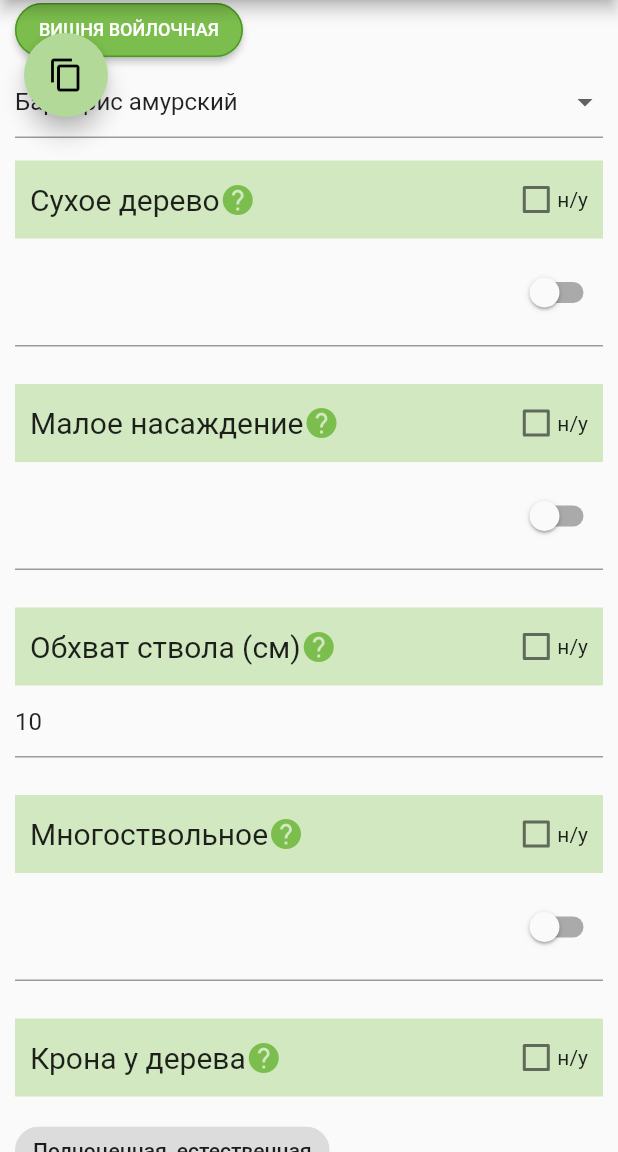
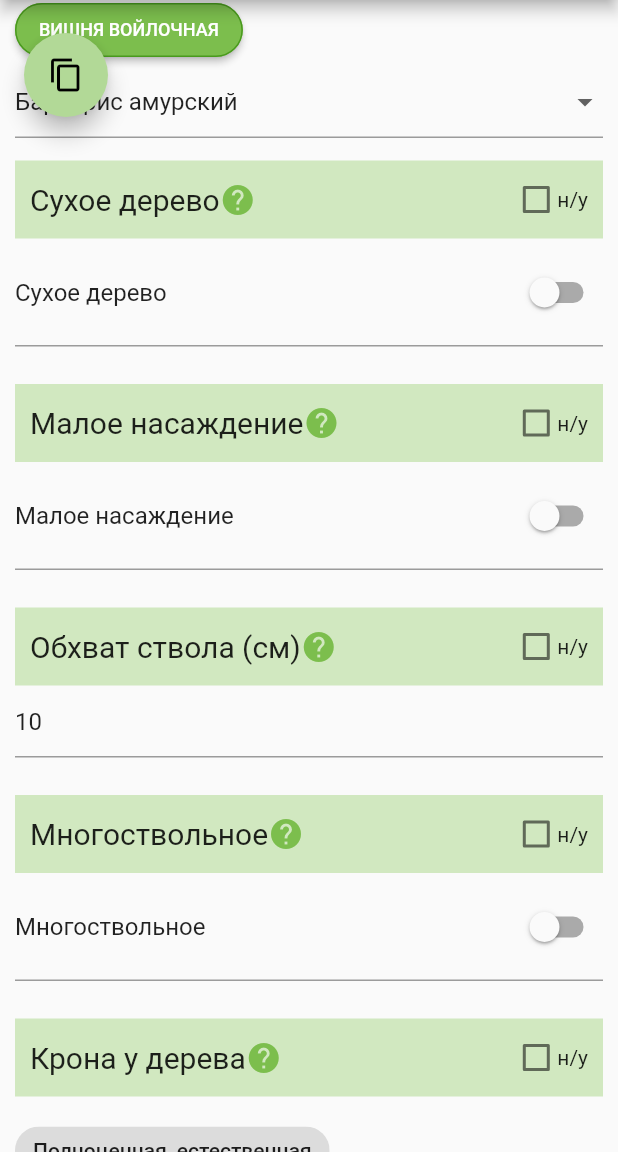
Before and after one commit to kvbogdanov/countree_app, a Flutter app: the TreeformPage screen opened by its route, scrolled down 576 dp, on a phone screen of 412 x 824 dp, the part 84-1236 px from its top. Run offline on Flutter 3.47's test engine with Material 2 defaults, Android fonts, the phone set to English and light mode, and no system bars; drawn by our look-alikes of flutter_form_builder; our stand-ins replace carousel_slider, dio, flutter_map, flutter_speed_dial, latlong, location and 3 more; missing offline and left inert: flutter_map_marker_cluster, sqfentity, sqfentity_gen; accounts and stored records are empty; network calls fail.

```diff
--- a/lib/pages/treeform.dart
+++ b/lib/pages/treeform.dart
@@ -554,7 +554,7 @@ class TreeformPageState extends State<TreeformPage> {
 
       // биологический вид
       final idTreetype = tree.id_treetype;
-      _fbKey.currentState.fields['treetype'].currentState
+      _fbKey.currentState.fields['treetype']
           .didChange(TreeTypeList.getById(idTreetype).name);
       visCustomType = (TreeTypeList.getById(idTreetype).name == 'другой вид');
       if (tree.custom_treetype != null)
@@ -563,8 +563,7 @@ class TreeformPageState extends State<TreeformPage> {
       notSure['treetype'] = (tree.notsure_treetype == 1);
 
       // сухое дерево
-      _fbKey.currentState.fields['isalive'].currentState
-          .didChange(tree.is_alive == 1);
+      _fbKey.currentState.fields['isalive'].didChange(tree.is_alive == 1);
       visRegular = (tree.is_alive == 0);
       visSeedling = (tree.is_seedling == 0);
       notSure['isalive'] = (tree.notsure_is_alive == 1);
@@ -575,8 +574,7 @@ class TreeformPageState extends State<TreeformPage> {
       }
 
       // малое насаждение
-      _fbKey.currentState.fields['isseedling'].currentState
-          .didChange(tree.is_seedling == 1);
+      _fbKey.currentState.fields['isseedling'].didChange(tree.is_seedling == 1);
       visRegular = (tree.is_seedling == 0);
       notSure['isseedling'] = (tree.notsure_is_seedling == 1);
 
@@ -588,12 +586,11 @@ class TreeformPageState extends State<TreeformPage> {
       notSure['diameter'] = (tree.notsure_diameter == 1);
 
       // крона у дерева
-      _fbKey.currentState.fields['state'].currentState.didChange(tree.id_state);
+      _fbKey.currentState.fields['state'].didChange(tree.id_state);
       notSure['state'] = (tree.notsure_id_state == 1);
 
       // высота первой ветви
-      _fbKey.currentState.fields['firstthread'].currentState
-          .didChange(tree.firstthread);
+      _fbKey.currentState.fields['firstthread'].didChange(tree.firstthread);
       notSure['firstthread'] = (tree.notsure_firstthread == 1);
 
       // состояние  дерева
@@ -602,19 +599,18 @@ class TreeformPageState extends State<TreeformPage> {
             tree.ids_condition.split(','); //.map(int.parse).toList();
         if (condList.isEmpty != true) {
           final condListIds = tree.ids_condition.split(',').toList();
-          _fbKey.currentState.fields['condition'].currentState
-              .didChange(condListIds);
+          _fbKey.currentState.fields['condition'].didChange(condListIds);
         }
       }
       notSure['condition'] = (tree.notsure_ids_condition == 1);
 
       // условия роста
-      _fbKey.currentState.fields['surroundings'].currentState
+      _fbKey.currentState.fields['surroundings']
           .didChange(tree.id_surroundings);
       notSure['surroundings'] = (tree.notsure_id_surroundings == 1);
 
       // многоствольное
-      _fbKey.currentState.fields['multibarrel'].currentState
+      _fbKey.currentState.fields['multibarrel']
           .didChange(tree.multibarrel == 1);
       notSure['multibarrel'] = (tree.notsure_multibarrel == 1);
 
@@ -624,26 +620,23 @@ class TreeformPageState extends State<TreeformPage> {
             tree.ids_neighbours.split(','); //.map(int.parse).toList();
         if (neibList.isEmpty != true) {
           final neibListIds = tree.ids_neighbours.split(',').toList();
-          _fbKey.currentState.fields['neighbours'].currentState
-              .didChange(neibListIds);
+          _fbKey.currentState.fields['neighbours'].didChange(neibListIds);
         }
       }
       notSure['neighbours'] = (tree.notsure_ids_neighbours == 1);
 
       // общая оценка
-      _fbKey.currentState.fields['overall'].currentState
-          .didChange(tree.id_overall);
+      _fbKey.currentState.fields['overall'].didChange(tree.id_overall);
       notSure['overall'] = (tree.notsure_id_overall == 1);
 
       // высота первой ветви
-      _fbKey.currentState.fields['height'].currentState.didChange(tree.height);
+      _fbKey.currentState.fields['height'].didChange(tree.height);
       notSure['height'] = (tree.notsure_firstthread == 1);
 
       if (noimg == false && tree.is_alive == 0 && tree.is_seedling == 0) {
         // изображения
 
-        _fbKey.currentState.fields['treeimages'].currentState
-            .didChange(imagesList);
+        _fbKey.currentState.fields['treeimages'].didChange(imagesList);
       }
     });
   }
@@ -800,8 +793,8 @@ class TreeformPageState extends State<TreeformPage> {
                                                 color: countreeTheme.shade800)),
                                         onPressed: () {
                                           setState(() {
-                                            _fbKey.currentState
-                                                .fields['treetype'].currentState
+                                            _fbKey
+                                                .currentState.fields['treetype']
                                                 .didChange(
                                                     TreeTypeList.getById(10)
                                                         .name);
@@ -825,8 +818,8 @@ class TreeformPageState extends State<TreeformPage> {
                                                 color: countreeTheme.shade800)),
                                         onPressed: () {
                                           setState(() {
-                                            _fbKey.currentState
-                                                .fields['treetype'].currentState
+                                            _fbKey
+                                                .currentState.fields['treetype']
                                                 .didChange(
                                                     TreeTypeList.getById(1)
                                                         .name);
@@ -853,8 +846,8 @@ class TreeformPageState extends State<TreeformPage> {
                                                 color: countreeTheme.shade800)),
                                         onPressed: () {
                                           setState(() {
-                                            _fbKey.currentState
-                                                .fields['treetype'].currentState
+                                            _fbKey
+                                                .currentState.fields['treetype']
                                                 .didChange(
                                                     TreeTypeList.getById(17)
                                                         .name);
@@ -872,7 +865,7 @@ class TreeformPageState extends State<TreeformPage> {
                                     ],
                                   ),
                                   FormBuilderDropdown(
-                                    attribute: "treetype",
+                                    name: "treetype",
                                     initialValue: TreeTypeList.types[0].name,
                                     items: TreeTypeList.getNames()
                                         .map((ttype) => DropdownMenuItem(
@@ -1012,8 +1005,8 @@ class TreeformPageState extends State<TreeformPage> {
                                                 ))))
                                   ]),
                                   FormBuilderSwitch(
-                                    attribute: "isalive",
-                                    label: Text("Сухое дерево ",
+                                    name: "isalive",
+                                    title: Text("Сухое дерево ",
                                         style: TextStyle(
                                             color: Colors.black87,
                                             fontSize: 16)),
@@ -1117,8 +1110,8 @@ class TreeformPageState extends State<TreeformPage> {
                                                       ))))
                                         ]),
                                         FormBuilderSwitch(
-                                          attribute: "isseedling",
-                                          label: Text("Малое насаждение",
+                                          name: "isseedling",
+                                          title: Text("Малое насаждение",
                                               style: TextStyle(
                                                   color: Colors.black87,
                                                   fontSize: 16)),
@@ -1335,8 +1328,8 @@ class TreeformPageState extends State<TreeformPage> {
                                                       ))))
                                         ]),
                                         FormBuilderSwitch(
-                                            attribute: "multibarrel",
-                                            label: Text("Многоствольное",
+                                            name: "multibarrel",
+                                            title: Text("Многоствольное",
                                                 style: TextStyle(
                                                     color: Colors.black87,
                                                     fontSize: 16))),
@@ -1447,7 +1440,7 @@ class TreeformPageState extends State<TreeformPage> {
                                                       ))))
                                         ]),
                                         FormBuilderChoiceChip(
-                                          attribute: "state",
+                                          name: "state",
                                           options: [
                                             FormBuilderFieldOption(
                                                 child: Text(
@@ -1557,7 +1550,7 @@ class TreeformPageState extends State<TreeformPage> {
                                                       ))))
                                         ]),
                                         FormBuilderChoiceChip(
-                                          attribute: "firstthread",
+                                          name: "firstthread",
                                           options: [
                                             FormBuilderFieldOption(
                                                 child: Container(
@@ -1684,8 +1677,8 @@ class TreeformPageState extends State<TreeformPage> {
                                                         ],
                                                       ))))
                                         ]),
-                                        FormBuilderCheckboxList(
-                                          attribute: "condition",
+                                        FormBuilderCheckboxGroup(
+                                          name: "condition",
                                           initialValue: [],
                                           onChanged: (el) {
                                             if (visCustomCondition == false &&
@@ -1726,13 +1719,15 @@ class TreeformPageState extends State<TreeformPage> {
                                         Visibility(
                                           visible: visCustomCondition,
                                           child: FormBuilderTextField(
-                                            attribute: "custom_condition",
+                                            name: "custom_condition",
                                             decoration: InputDecoration(
                                                 labelText:
                                                     "Введите особености состояния"),
-                                            validators: [
-                                              FormBuilderValidators.max(200),
-                                            ],
+                                            validator:
+                                                FormBuilderValidators.compose([
+                                              FormBuilderValidators.max(
+                                                  context, 200)
+                                            ]),
                                           ),
                                         ),
                                       ])),
@@ -1831,7 +1826,7 @@ class TreeformPageState extends State<TreeformPage> {
                                                       ))))
                                         ]),
                                         FormBuilderChoiceChip(
-                                          attribute: "surroundings",
+                                          name: "surroundings",
                                           options: [
                                             FormBuilderFieldOption(
                                                 child: Text("Брусчатка"),
@@ -1942,8 +1937,8 @@ class TreeformPageState extends State<TreeformPage> {
                                                         ],
                                                       ))))
                                         ]),
-                                        FormBuilderCheckboxList(
-                                          attribute: "neighbours",
+                                        FormBuilderCheckboxGroup(
+                                          name: "neighbours",
                                           initialValue: [],
                                           options: [
                                             FormBuilderFieldOption(
@@ -2057,7 +2052,7 @@ class TreeformPageState extends State<TreeformPage> {
                                                       ))))
                                         ]),
                                         FormBuilderChoiceChip(
-                                          attribute: "overall",
+                                          name: "overall",
                                           options: [
                                             FormBuilderFieldOption(
                                                 child: Container(
@@ -2113,7 +2108,7 @@ class TreeformPageState extends State<TreeformPage> {
                                               flex: 10,
                                               child: FormBuilderImagePicker(
                                                 //initialValue: ['https://24.countree.ru/assets/preview/88/75/887592c95b458d783e2f661723185e94.jpg'],
-                                                attribute: "treeimages",
+                                                name: "treeimages",
                                               ))
                                         ])
                                       ])),
@@ -2222,10 +2217,12 @@ class TreeformPageState extends State<TreeformPage> {
                                             ),
                                             */
                                         FormBuilderSlider(
-                                          attribute: "height",
-                                          validators: [
-                                            FormBuilderValidators.min(1)
-                                          ],
+                                          name: "height",
+                                          validator:
+                                              FormBuilderValidators.compose([
+                                            FormBuilderValidators.min(
+                                                context, 1)
+                                          ]),
                                           min: 0,
                                           max: 30,
                                           initialValue: 1,
--- a/pubspec.yaml
+++ b/pubspec.yaml
@@ -27,7 +27,8 @@ dependencies:
   shared_preferences: any
   uuid: 2.0.4
   proj4dart: any
-  flutter_form_builder: any
+  # flutter_form_builder: any
+  flutter_form_builder: ^4.0.2
   progress_indicators: ^0.1.5
   location: ^3.0.0
   permission_handler: any
@@ -42,7 +43,7 @@ dependencies:
   # The following adds the Cupertino Icons font to your application.
   # Use with the CupertinoIcons class for iOS style icons.
   cupertino_icons: ^0.1.2
-  flutter_chips_input: 1.9.0-dev.1
+  flutter_chips_input: ^1.9.4
 
 dev_dependencies:
   flutter_test:
```
Also changed, not shown: lib/pages/settings.dart (+6 -4 lines), pubspec.lock, 3 other files.
